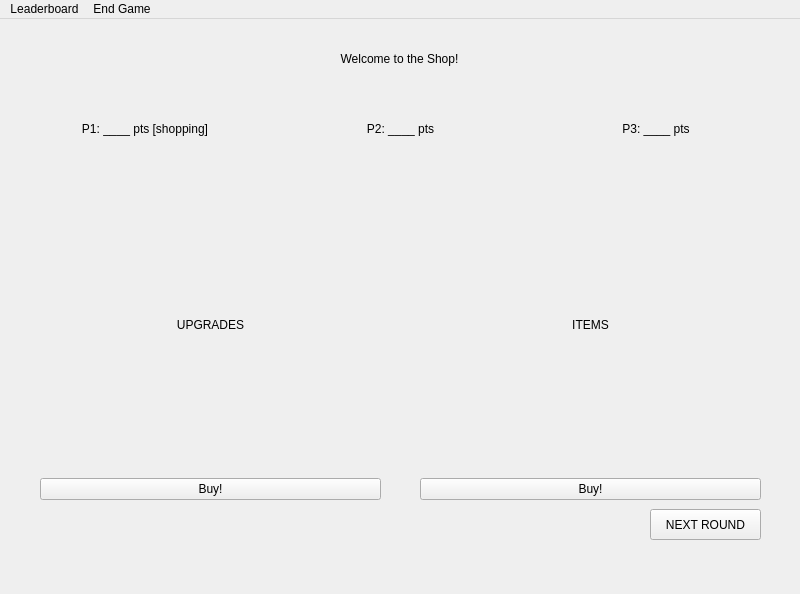
Old version of the form Connect4/mainboard.ui in the repository ramirez-gabriela27/Connect-Four.
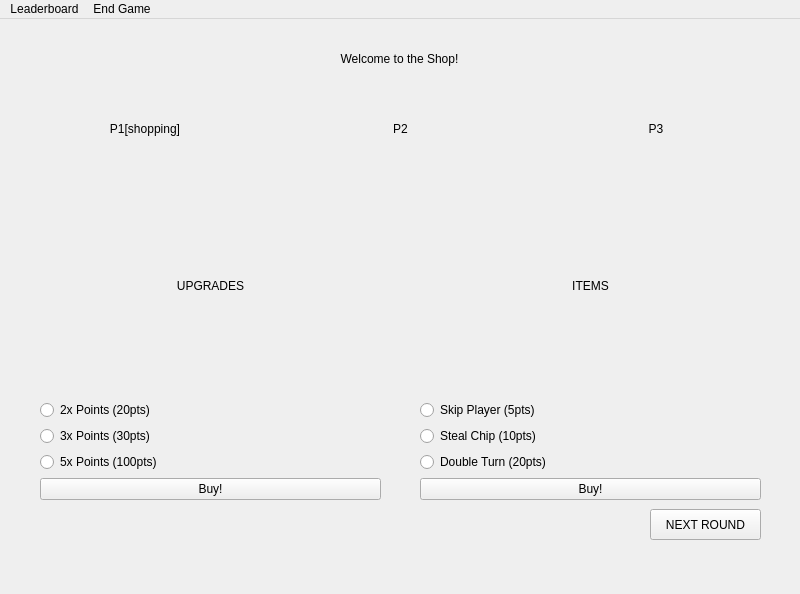
New version of the form. The open tabs and pages were chosen to show the change. Icons and pictures are not drawn.

Commit message: Shopping is set up....kindaof

What changed in the file:
```diff
--- a/Connect4/mainboard.ui
+++ b/Connect4/mainboard.ui
@@ -465,21 +465,21 @@
        <item>
         <widget class="QLabel" name="p1_pts">
          <property name="text">
-          <string>&lt;html&gt;&lt;head/&gt;&lt;body&gt;&lt;p align=&quot;center&quot;&gt;P1: ____ pts [shopping]&lt;/p&gt;&lt;/body&gt;&lt;/html&gt;</string>
+          <string>&lt;html&gt;&lt;head/&gt;&lt;body&gt;&lt;p align=&quot;center&quot;&gt;P1[shopping]&lt;/p&gt;&lt;/body&gt;&lt;/html&gt;</string>
          </property>
         </widget>
        </item>
        <item>
         <widget class="QLabel" name="p2_pts">
          <property name="text">
-          <string>&lt;html&gt;&lt;head/&gt;&lt;body&gt;&lt;p align=&quot;center&quot;&gt;P2: ____ pts&lt;/p&gt;&lt;/body&gt;&lt;/html&gt;</string>
+          <string>&lt;html&gt;&lt;head/&gt;&lt;body&gt;&lt;p align=&quot;center&quot;&gt;P2&lt;/p&gt;&lt;/body&gt;&lt;/html&gt;</string>
          </property>
         </widget>
        </item>
        <item>
         <widget class="QLabel" name="p3_pts">
          <property name="text">
-          <string>&lt;html&gt;&lt;head/&gt;&lt;body&gt;&lt;p align=&quot;center&quot;&gt;P3: ____ pts&lt;/p&gt;&lt;/body&gt;&lt;/html&gt;</string>
+          <string>&lt;html&gt;&lt;head/&gt;&lt;body&gt;&lt;p align=&quot;center&quot;&gt;P3&lt;/p&gt;&lt;/body&gt;&lt;/html&gt;</string>
          </property>
         </widget>
        </item>
@@ -502,6 +502,27 @@
          </property>
         </widget>
        </item>
+       <item>
+        <widget class="QRadioButton" name="radioButton_3">
+         <property name="text">
+          <string>2x Points (20pts)</string>
+         </property>
+        </widget>
+       </item>
+       <item>
+        <widget class="QRadioButton" name="radioButton_2">
+         <property name="text">
+          <string>3x Points (30pts)</string>
+         </property>
+        </widget>
+       </item>
+       <item>
+        <widget class="QRadioButton" name="radioButton">
+         <property name="text">
+          <string>5x Points (100pts)</string>
+         </property>
+        </widget>
+       </item>
        <item>
         <widget class="QPushButton" name="buy_upgrade">
          <property name="text">
@@ -528,6 +549,27 @@
          </property>
         </widget>
        </item>
+       <item>
+        <widget class="QRadioButton" name="radioButton_6">
+         <property name="text">
+          <string>Skip Player (5pts)</string>
+         </property>
+        </widget>
+       </item>
+       <item>
+        <widget class="QRadioButton" name="radioButton_5">
+         <property name="text">
+          <string>Steal Chip (10pts)</string>
+         </property>
+        </widget>
+       </item>
+       <item>
+        <widget class="QRadioButton" name="radioButton_4">
+         <property name="text">
+          <string>Double Turn (20pts)</string>
+         </property>
+        </widget>
+       </item>
        <item>
         <widget class="QPushButton" name="buy_item">
          <property name="text">
```
Left out of the diff: 4 changed lines with no effect on the pictures. The commit also changes 18 other files.
